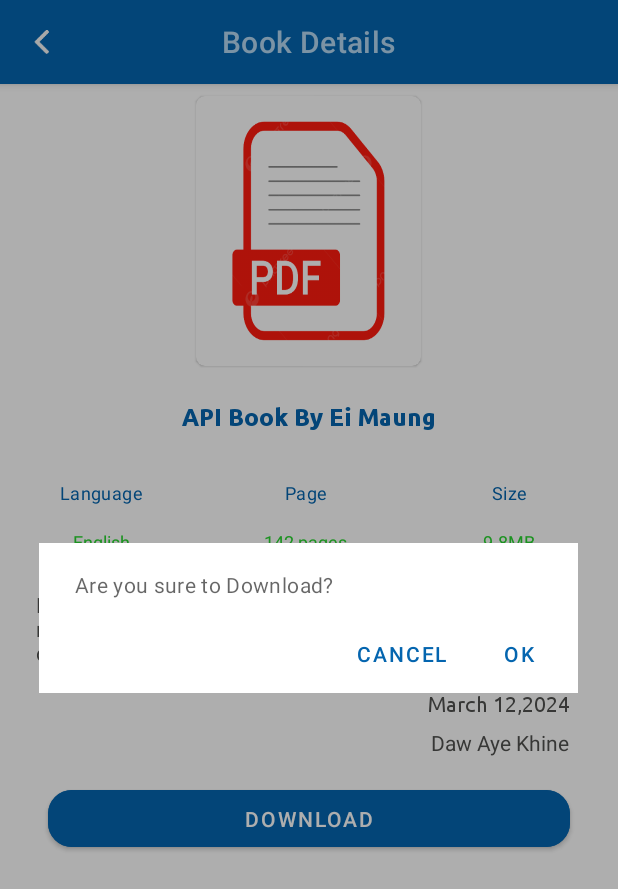
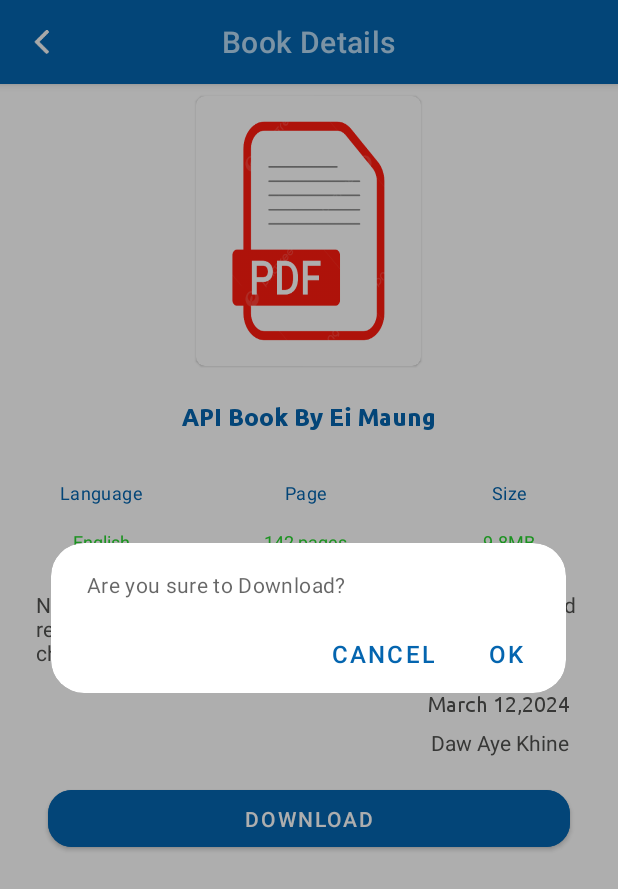
Before and after one commit to yekokozaw/E_Library, an Android app built with Jetpack Compose: the BookDetailsActivity screen opened directly, with no data from a screen before it, after a tap on "DOWNLOAD", on a phone screen of 412 x 824 dp. Shown: the top 889 px of the screen. Run offline under Robolectric (Android 15) with nearby library versions, the phone set to English and light mode, and no system bars.

Commit message:
edit dialog box

```diff
--- a/app/src/main/AndroidManifest.xml
+++ b/app/src/main/AndroidManifest.xml
@@ -16,7 +16,7 @@
         android:allowBackup="true"
         android:dataExtractionRules="@xml/data_extraction_rules"
         android:fullBackupContent="@xml/backup_rules"
-        android:icon="@mipmap/kyauksetu_logoonly"
+        android:icon="@mipmap/logo"
         android:label="@string/app_name"
         android:roundIcon="@mipmap/ic_launcher_round"
         android:supportsRtl="true"
--- a/app/src/main/res/layout/activity_main.xml
+++ b/app/src/main/res/layout/activity_main.xml
@@ -40,7 +40,8 @@
                         android:layout_width="100dp"
                         android:layout_height="100dp"
                         android:layout_margin="@dimen/margin_medium_2"
-                        android:src="@mipmap/kyauksetu_logoonly"
+                        android:scaleType="centerCrop"
+                        android:src="@mipmap/logo"
                         android:layout_gravity="center_horizontal"/>
                     <androidx.appcompat.widget.AppCompatTextView
                         android:layout_width="wrap_content"
--- a/app/src/main/res/layout/header_view.xml
+++ b/app/src/main/res/layout/header_view.xml
@@ -8,7 +8,8 @@
     <ImageView
         android:layout_width="100dp"
         android:layout_height="100dp"
-        android:src="@mipmap/kyauksetu_logoonly"
+        android:src="@mipmap/logo_ktu"
+        android:contentDescription="@string/description"
         android:layout_gravity="center_horizontal"
         android:layout_marginTop="@dimen/margin_medium_3"
         android:layout_marginBottom="@dimen/margin_medium_2"
--- a/app/src/main/res/values/colors.xml
+++ b/app/src/main/res/values/colors.xml
@@ -13,6 +13,7 @@
     <color name="primaryTextColor">#FFFFFF</color>
     <color name="secondaryTextColor">#737273</color>
 
+    <color name="colorPrimaryText">#113A5D</color>
     <color name="colorGolden">#FAEC08</color>
     <color name="littleGray">#F4EEEE</color>
     <color name="start_color_spinner">#4084F8</color>
--- a/app/src/main/res/values/strings.xml
+++ b/app/src/main/res/values/strings.xml
@@ -34,4 +34,7 @@
     <string name="password">Password</string>
     <string name="lbl_log_in">Log in</string>
     <string name="lbl_forget_password">Forget password?</string>
+    <string name="filter_books_by_year">filter books by year</string>
+    <string name="lbl_yes">YES</string>
+    <string name="lbl_search_books">Search books</string>
 </resources>
--- a/app/src/main/res/values/themes.xml
+++ b/app/src/main/res/values/themes.xml
@@ -22,4 +22,30 @@
         <item name="titleTextStyle">@font/ubuntu_bold</item>
     </style>
 
+    <style name="RoundedAlertDialog" parent="ThemeOverlay.MaterialComponents.Dialog">
+        <item name="shapeAppearanceOverlay">@style/DialogRoundedCorner</item>
+        <item name="materialAlertDialogTitleTextStyle">@style/AlertDialogCustomTitle</item>
+        <item name="buttonBarPositiveButtonStyle">@style/AlertDialogCustomButtons</item>
+        <item name="buttonBarNegativeButtonStyle">@style/AlertDialogCustomButtons</item>
+    </style>
+
+    <style name="DialogRoundedCorner">
+        <item name="cornerFamily">rounded</item>
+        <item name="background">@color/white</item>
+        <item name="cornerSize">22dp</item>
+    </style>
+
+    <style name="AlertDialogCustomTitle" parent="MaterialAlertDialog.MaterialComponents.Title.Text">
+        <item name="android:textSize">20sp</item>
+        <item name="android:textColor">@color/colorPrimaryText</item>
+    </style>
+
+    <style name="AlertDialogCustomBodyText" parent="MaterialAlertDialog.Material3.Body.Text">
+        <item name="android:textSize">16sp</item>
+    </style>
+
+    <style name="AlertDialogCustomButtons" parent="Widget.MaterialComponents.Button.TextButton.Dialog">
+        <item name="android:textColor">@color/colorSecondary</item>
+        <item name="android:textSize">@dimen/text_regular_2x</item>
+    </style>
 </resources>
```
Also changed, not shown: app/src/main/java/com/ktu/elibrary/ui/activity/BookDetailsActivity.kt (+43 -30 lines), app/src/main/res/layout/activity_login.xml (+4 -3 lines), app/src/main/res/layout/activity_major_details.xml (+4 -12 lines), app/src/main/res/mipmap-xxxhdpi/logo.png (added), app/src/main/res/mipmap-xxxhdpi/logo_ktu.png (added).
